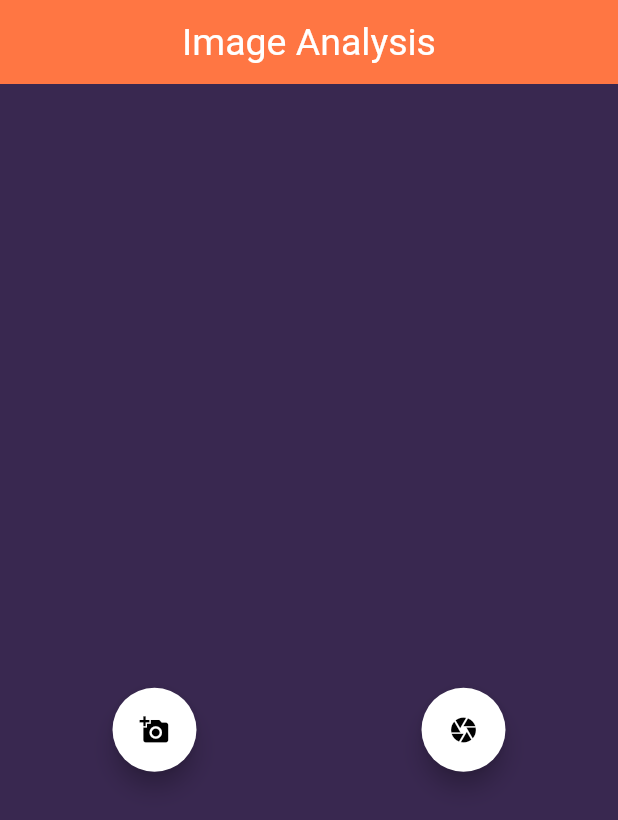
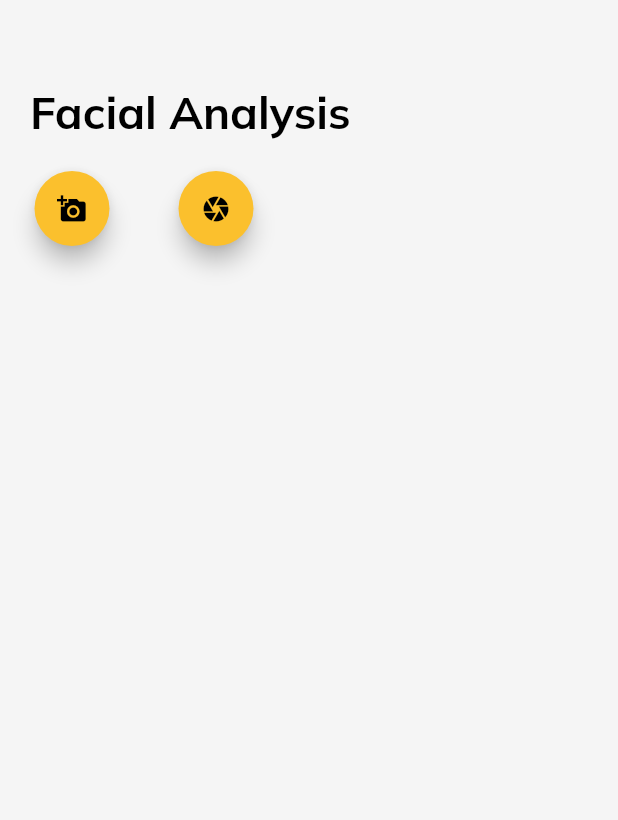
Before and after one commit to aksharbhayani/ProjectX, a Flutter app: the Tensorflow screen opened directly, on a phone screen of 412 x 824 dp. Shown: the top 820 px of the screen. Run offline on Flutter 3.47's test engine with Material 2 defaults, Android fonts, the phone set to English and light mode, and no system bars; our stand-ins replace cloud_firestore, cool_alert, firebase_auth, firebase_core, flutter_spinkit, fluttertoast and 3 more; missing offline and left inert: tflite; accounts and stored records are empty.

Commit message:
Facial Analysis working perfect now

```diff
--- a/lib/screens/home_screen/Screen 1/image_analysis.dart
+++ b/lib/screens/home_screen/Screen 1/image_analysis.dart
@@ -1,8 +1,6 @@
 import 'package:flutter/material.dart';
 import 'package:project_app/screens/home_screen/Screen%201/tensorflow.dart';
-
-import '../../../constants.dart';
-import '../../../size_config.dart';
+import 'package:project_app/screens/home_screen/Screen%202/twitter_analysis.dart';
 
 class ImageAnalysis extends StatefulWidget {
   static String routeName = "/image_analysis";
--- a/lib/screens/home_screen/Screen 1/tensorflow.dart
+++ b/lib/screens/home_screen/Screen 1/tensorflow.dart
@@ -3,8 +3,7 @@ import 'package:flutter/material.dart';
 import 'package:image_cropper/image_cropper.dart';
 import 'package:image_picker/image_picker.dart';
 import 'package:tflite/tflite.dart';
-
-import '../../../constants.dart';
+import '../Screen 2/animation.dart';
 import '../../../size_config.dart';
 
 class Tensorflow extends StatefulWidget {
@@ -91,20 +90,71 @@ class _TensorflowState extends State<Tensorflow> {
   @override
   Widget build(BuildContext context) {
     return Scaffold(
+      backgroundColor: Colors.grey[100],
       appBar: AppBar(
-        centerTitle: true,
-        title: Text(
-          "Image Analysis",
-          style: TextStyle(color: Colors.white, fontSize: 25),
+        backgroundColor: Colors.grey[100],
+        elevation: 0,
+        brightness: Brightness.light,
+        leading: Icon(null),
       ),
-        backgroundColor: kPrimColor,
-        elevation: 0,
+      body: SafeArea(
+        //color: Color(0xff392850),
+        child: Column(
+          crossAxisAlignment: CrossAxisAlignment.start,
+          children: <Widget>[
+            Padding(
+              padding: EdgeInsets.symmetric(horizontal: 20.0),
+              child: Column(
+                crossAxisAlignment: CrossAxisAlignment.start,
+                children: <Widget>[
+                  FadeAnimation(
+                      1,
+                      Text(
+                        'Facial Analysis',
+                        style: TextStyle(
+                            color: Colors.black,
+                            fontWeight: FontWeight.bold,
+                            fontSize: 30),
+                      )),
+                  SizedBox(
+                    height: 20,
                   ),
-      body: Container(
-        color: Color(0xff392850),
-        child: Column(
-          mainAxisAlignment: MainAxisAlignment.center,
+                  Container(
+                    height: 50,
+                    child: ListView(
+                      scrollDirection: Axis.horizontal,
                       children: <Widget>[
+                        FloatingActionButton(
+                          heroTag: "btn1",
+                          tooltip: 'Pick Image',
+                          onPressed: pickImage,
+                          child: Icon(
+                            Icons.add_a_photo,
+                            size: 20,
+                            color: Colors.black,
+                          ),
+                          backgroundColor: Colors.yellow[700],
+                        ),
+                        SizedBox(
+                          width: 40,
+                        ),
+                        FloatingActionButton(
+                          heroTag: "btn2",
+                          tooltip: 'Open Camera',
+                          onPressed: pickImageCamera,
+                          child: Icon(
+                            Icons.camera,
+                            size: 20,
+                            color: Colors.black,
+                          ),
+                          backgroundColor: Colors.yellow[700],
+                        ),
+                      ],
+                    ),
+                  ),
+                  SizedBox(
+                    height: 10,
+                  ),
                   _loading
                       ? Container(
                           height: 300,
@@ -125,9 +175,9 @@ class _TensorflowState extends State<Tensorflow> {
                                   ? Container()
                                   : _outputs != null
                                       ? Text(
-                                    _outputs[0]["label"],
+                                          "Result : ${_outputs[0]["label"]}",
                                           style: TextStyle(
-                                        color: Colors.white,
+                                              color: Colors.black,
                                               fontSize: getScreenWidth(22),
                                               fontWeight: FontWeight.bold,
                                               fontFamily: "Open Sans"),
@@ -136,33 +186,8 @@ class _TensorflowState extends State<Tensorflow> {
                             ],
                           ),
                         ),
-            SizedBox(
-              height: MediaQuery.of(context).size.height * 0.04,
+                ],
               ),
-            Row(
-              mainAxisAlignment: MainAxisAlignment.spaceAround,
-              children: [
-                FloatingActionButton(
-                  tooltip: 'Pick Image',
-                  onPressed: pickImage,
-                  child: Icon(
-                    Icons.add_a_photo,
-                    size: 20,
-                    color: Colors.black,
-                  ),
-                  backgroundColor: Colors.white,
-                ),
-                FloatingActionButton(
-                  tooltip: 'Open Camera',
-                  onPressed: pickImageCamera,
-                  child: Icon(
-                    Icons.camera,
-                    size: 20,
-                    color: Colors.black,
-                  ),
-                  backgroundColor: Colors.white,
-                ),
-              ],
             ),
           ],
         ),
--- a/lib/screens/home_screen/Screen 2/uitest.dart
+++ b/lib/screens/home_screen/Screen 2/uitest.dart
@@ -178,7 +178,7 @@ class _UitestState extends State<Uitest> {
                                 crossAxisAlignment: CrossAxisAlignment.center,
                                 mainAxisAlignment: MainAxisAlignment.center,
                                 children: <Widget>[
-                                  _image == null
+                                  _image != null
                                       ? Container()
                                       : Image.file(_image),
                                   SizedBox(
@@ -186,7 +186,7 @@ class _UitestState extends State<Uitest> {
                                   ),
                                   _image == null
                                       ? Container()
-                                      : _outputs == null
+                                      : _outputs != null
                                           ? Text(
                                               "Result: ${_outputs[0]["label"]}",
                                               style: TextStyle(
--- a/lib/screens/home_screen/grid_dash.dart
+++ b/lib/screens/home_screen/grid_dash.dart
@@ -1,7 +1,6 @@
 import "package:flutter/material.dart";
 import 'package:project_app/screens/alert.dart';
 import 'package:project_app/screens/home_screen/Screen%201/image_analysis.dart';
-import 'package:project_app/screens/home_screen/Screen%202/uitest.dart';
 import 'package:project_app/screens/home_screen/Screen%203/thoughts.dart';
 import 'package:project_app/size_config.dart';
 import 'Screen 2/twitter_analysis.dart';
@@ -44,10 +43,10 @@ class _GridDashboardState extends State<GridDashboard> {
       new Items(no: "6", title: "Settings", img: "assets/images/setting.png");
 
   Items item7 =
-      new Items(no: "7", title: "Profile", img: "assets/images/setting.png");
+      new Items(no: "7", title: "Profile", img: "assets/icons/profile.png");
 
   Items item8 =
-      new Items(no: "8", title: "Logout", img: "assets/images/setting.png");
+      new Items(no: "8", title: "Logout", img: "assets/icons/logout.png");
 
   @override
   Widget build(BuildContext context) {
@@ -87,8 +86,10 @@ class _GridDashboardState extends State<GridDashboard> {
                   Navigator.push(context,
                       MaterialPageRoute(builder: (context) => ImageAnalysis()));
                 } else if (data.no == '2') {
-                  Navigator.push(context,
-                      MaterialPageRoute(builder: (context) => Uitest()));
+                  Navigator.push(
+                      context,
+                      MaterialPageRoute(
+                          builder: (context) => TwitterAnalysis()));
                 } else if (data.no == '3') {
                   Navigator.push(context,
                       MaterialPageRoute(builder: (context) => Thoughts()));
--- a/pubspec.yaml
+++ b/pubspec.yaml
@@ -84,6 +84,8 @@ flutter:
     - assets/icons/google-icon.png
     - assets/icons/facebook-2.png
     - assets/icons/twitter.png
+    - assets/icons/logout.png
+    - assets/icons/profile.png
     - assets/model/facial/model_unquant.tflite
     - assets/model/facial/labels.txt
     # An image asset can refer to one or more resolution-specific "variants", see
```
Also changed, not shown: assets/icons/logout.png (added), assets/icons/profile.png (added). Lines whose indentation alone changed are shown as unchanged.
